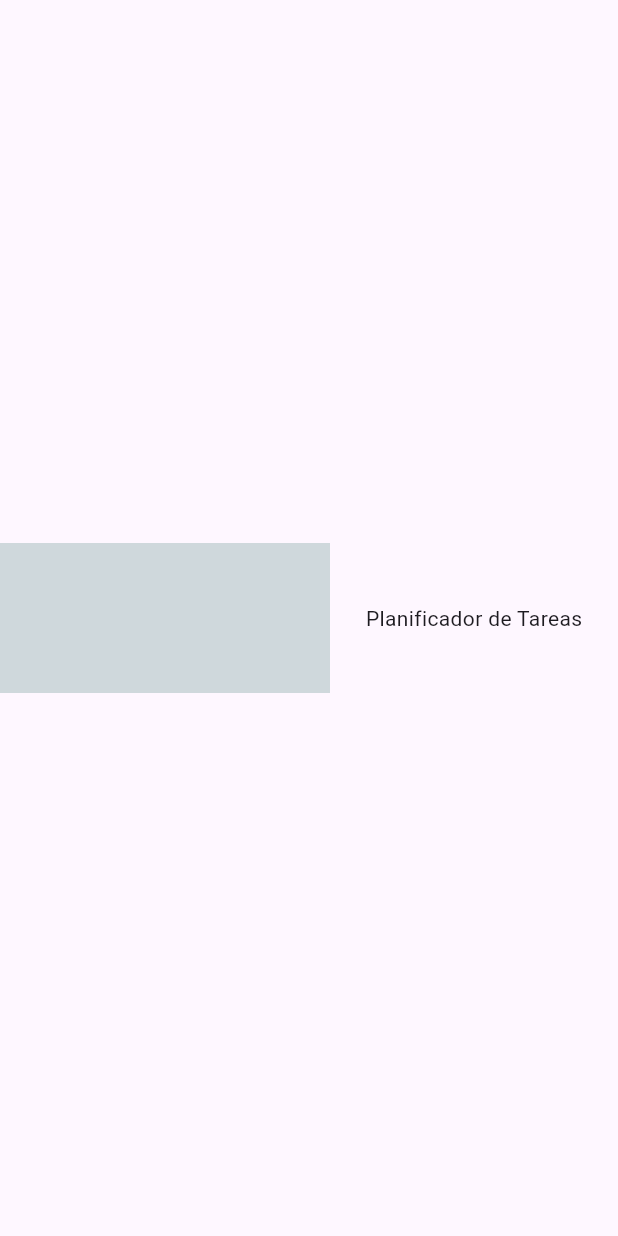
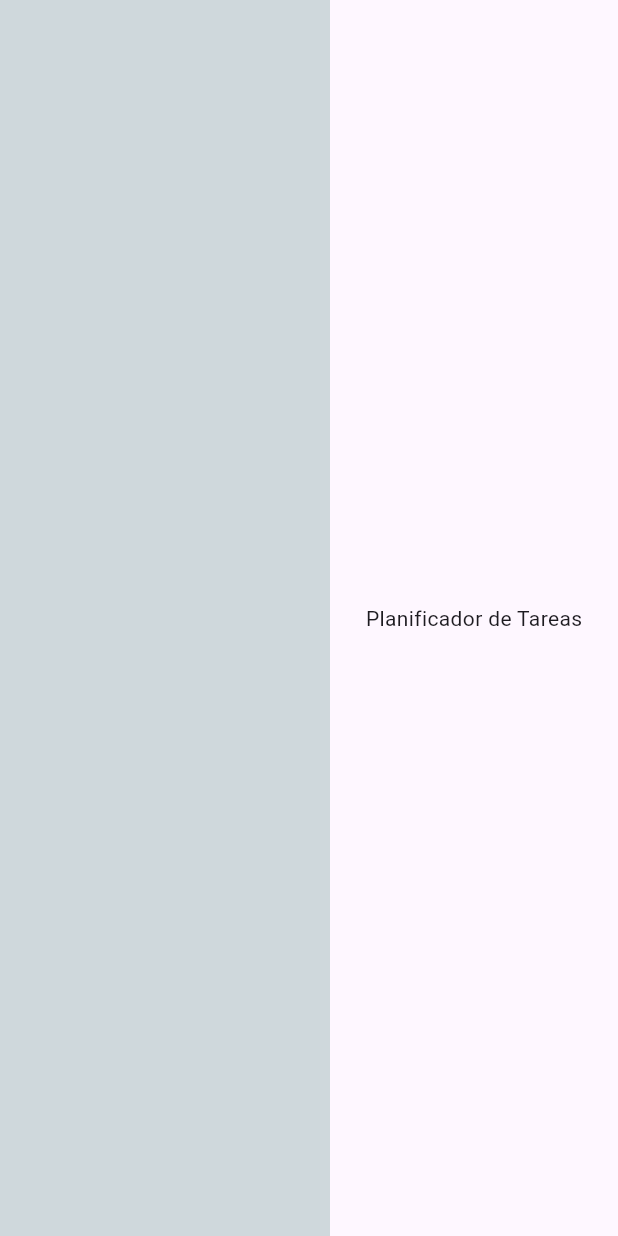
Before and after one commit to Benjamha/planificadorTareas, a Flutter app: the screen it shows after launch, on a phone screen of 412 x 824 dp. Run offline on Flutter 3.47's test engine with Material 3 defaults, Android fonts, the light colour scheme and no system bars.

Commit message:
menu izquierdo ubicado

```diff
--- a/planificador_dart/lib/main.dart
+++ b/planificador_dart/lib/main.dart
@@ -12,8 +12,9 @@ class MyApp extends StatelessWidget {
     return MaterialApp(
       home: Scaffold(
         body: Row(
+          crossAxisAlignment: CrossAxisAlignment.stretch,
           children: [
-            Container(width: 220, height: 100, color: Colors.blueGrey.shade100),
+            Container(width: 220, color: Colors.blueGrey.shade100),
             const Expanded(
               child: Center(child: Text('Planificador de Tareas')),
             ),
```
